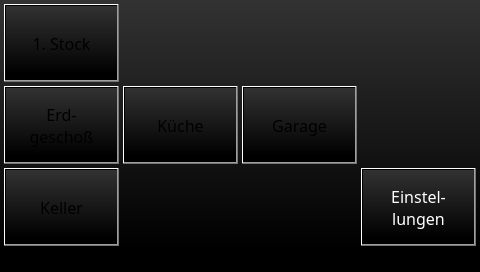
First picture: the form in projects/klaus_visu_ap420/mainwindow.ui, repository busmaster/homebus, before the edit.
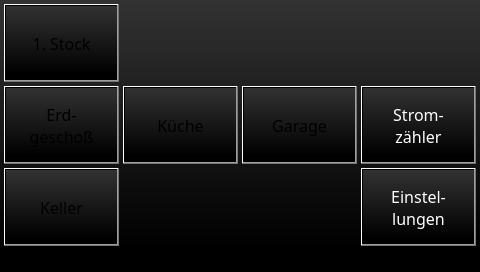
Second picture: the form after the edit. Custom widgets are drawn as their Qt base class.

Patch:
```diff
--- a/projects/klaus_visu_ap420/mainwindow.ui
+++ b/projects/klaus_visu_ap420/mainwindow.ui
@@ -249,6 +249,23 @@
 lungen</string>
    </property>
   </widget>
+  <widget class="QPushButton" name="pushButtonSmartMeter">
+   <property name="geometry">
+    <rect>
+     <x>361</x>
+     <y>86</y>
+     <width>115</width>
+     <height>78</height>
+    </rect>
+   </property>
+   <property name="styleSheet">
+    <string notr="true">color: rgb(255, 255, 255);</string>
+   </property>
+   <property name="text">
+    <string>Strom-
+zähler</string>
+   </property>
+  </widget>
  </widget>
  <customwidgets>
   <customwidget>
```
